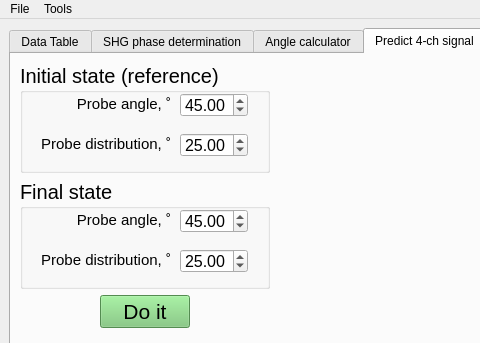
Qt form src/main/python/easyAMPS_maingui.ui (bd-delnatan/easyAMPS) before a commit; both pictures show x 0 to 480 and y 0 to 343 of the 1019 by 774 pixel window.
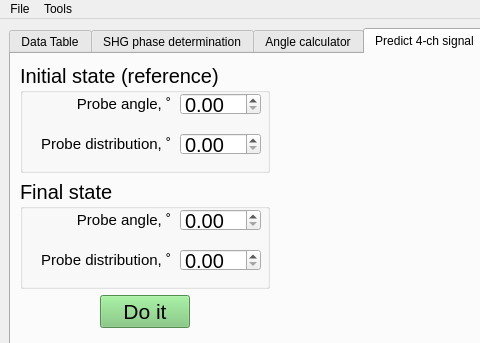
The same form after that commit. The open tabs and pages were chosen to show the change. Custom widgets are drawn as their Qt base class.

Commit message: fixed tab-focus ordering of QDoubleSpinBoxes in the 4-ch predictor

What changed in the file:
```diff
--- a/src/main/python/easyAMPS_maingui.ui
+++ b/src/main/python/easyAMPS_maingui.ui
@@ -582,52 +582,24 @@
               <set>Qt::AlignRight|Qt::AlignTrailing|Qt::AlignVCenter</set>
              </property>
             </widget>
-            <widget class="QDoubleSpinBox" name="referenceDistributionSpinBox">
-             <property name="geometry">
-              <rect>
-               <x>160</x>
-               <y>70</y>
-               <width>68</width>
-               <height>24</height>
-              </rect>
-             </property>
-             <property name="font">
-              <font>
-               <pointsize>12</pointsize>
-              </font>
-             </property>
-             <property name="minimum">
-              <double>2.000000000000000</double>
-             </property>
-             <property name="maximum">
-              <double>70.000000000000000</double>
-             </property>
-             <property name="value">
-              <double>25.000000000000000</double>
-             </property>
-            </widget>
             <widget class="QDoubleSpinBox" name="referenceTiltSpinBox">
              <property name="geometry">
               <rect>
                <x>160</x>
                <y>30</y>
-               <width>68</width>
-               <height>24</height>
+               <width>81</width>
+               <height>22</height>
               </rect>
              </property>
-             <property name="font">
-              <font>
-               <pointsize>12</pointsize>
-              </font>
-             </property>
-             <property name="minimum">
-              <double>0.000000000000000</double>
-             </property>
-             <property name="maximum">
-              <double>90.000000000000000</double>
-             </property>
-             <property name="value">
-              <double>45.000000000000000</double>
+            </widget>
+            <widget class="QDoubleSpinBox" name="referenceDistributionSpinBox">
+             <property name="geometry">
+              <rect>
+               <x>160</x>
+               <y>70</y>
+               <width>81</width>
+               <height>22</height>
+              </rect>
              </property>
             </widget>
             <zorder>label_8</zorder>
@@ -700,52 +672,24 @@
               <set>Qt::AlignRight|Qt::AlignTrailing|Qt::AlignVCenter</set>
              </property>
             </widget>
-            <widget class="QDoubleSpinBox" name="targetDistributionSpinBox">
-             <property name="geometry">
-              <rect>
-               <x>160</x>
-               <y>70</y>
-               <width>68</width>
-               <height>24</height>
-              </rect>
-             </property>
-             <property name="font">
-              <font>
-               <pointsize>12</pointsize>
-              </font>
-             </property>
-             <property name="minimum">
-              <double>2.000000000000000</double>
-             </property>
-             <property name="maximum">
-              <double>70.000000000000000</double>
-             </property>
-             <property name="value">
-              <double>25.000000000000000</double>
-             </property>
-            </widget>
             <widget class="QDoubleSpinBox" name="targetTiltSpinBox">
              <property name="geometry">
               <rect>
                <x>160</x>
                <y>30</y>
-               <width>68</width>
-               <height>24</height>
+               <width>81</width>
+               <height>22</height>
               </rect>
              </property>
-             <property name="font">
-              <font>
-               <pointsize>12</pointsize>
-              </font>
-             </property>
-             <property name="minimum">
-              <double>0.000000000000000</double>
-             </property>
-             <property name="maximum">
-              <double>90.000000000000000</double>
-             </property>
-             <property name="value">
-              <double>45.000000000000000</double>
+            </widget>
+            <widget class="QDoubleSpinBox" name="targetDistributionSpinBox">
+             <property name="geometry">
+              <rect>
+               <x>160</x>
+               <y>70</y>
+               <width>81</width>
+               <height>22</height>
+              </rect>
              </property>
             </widget>
            </widget>
```
Left out of the diff: 2 changed lines with no effect on the pictures. The commit also changes 1 other file.
